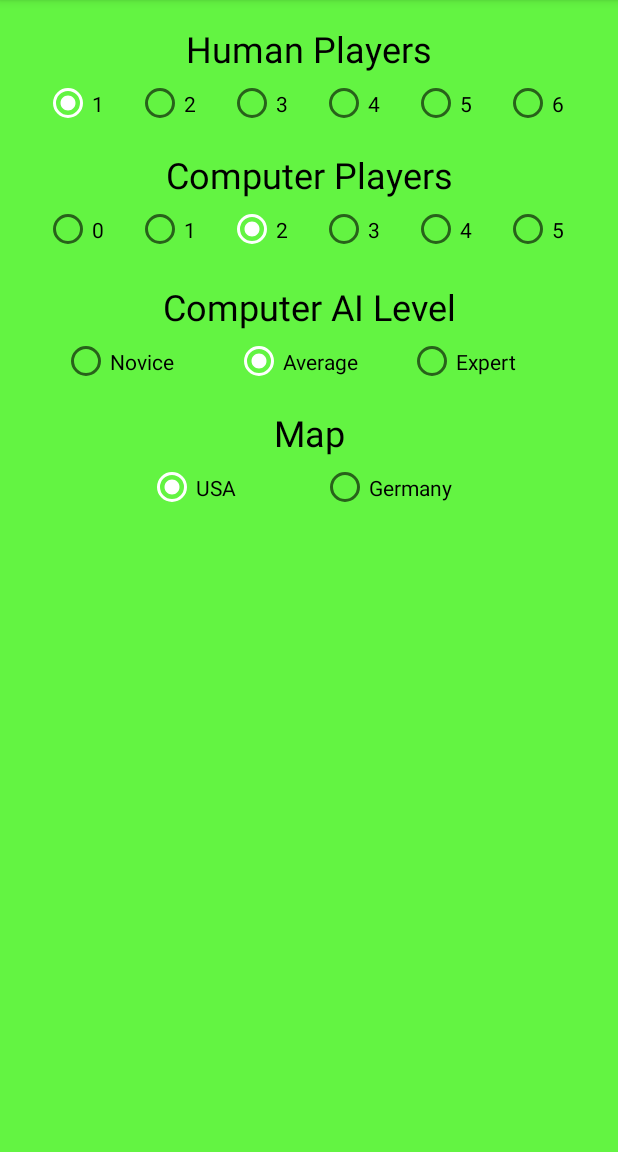
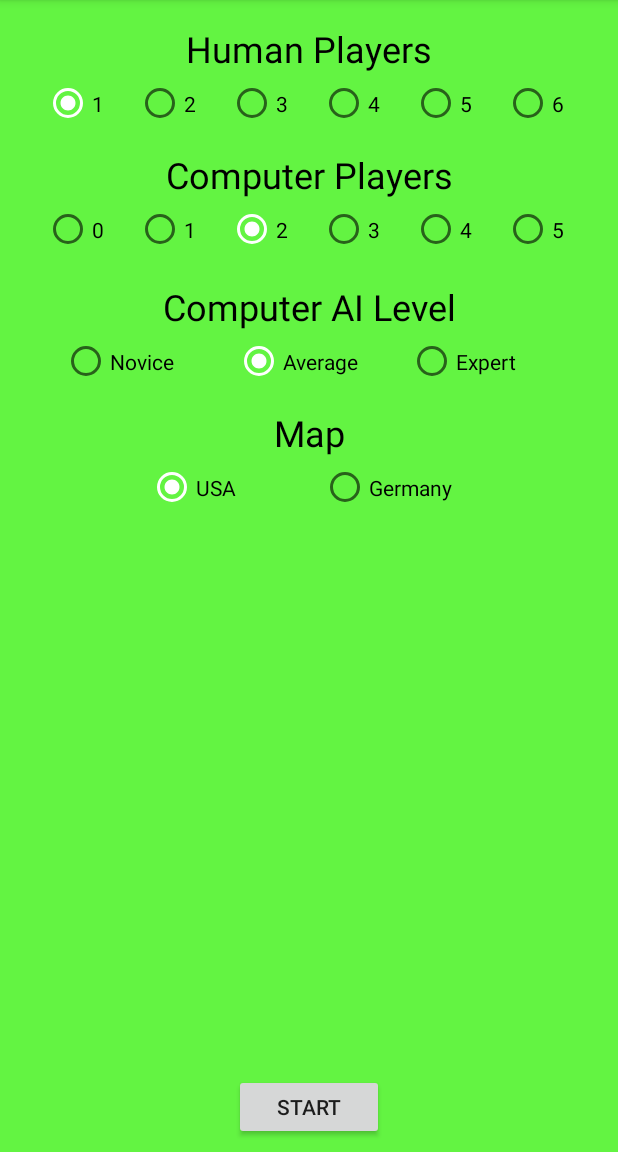
Before and after one commit to dpshaw6/PowerGrid, an Android app: the CreateNewGame screen opened directly, with no data from a screen before it, on a phone screen of 412 x 824 dp, the part 84-1236 px from its top. Run offline under Robolectric (Android 15) with nearby library versions, the phone set to English and light mode, and no system bars.

Commit message:
Start button added to 'New Game' screen.

```diff
--- a/app/src/main/res/layout/activity_createnewgame.xml
+++ b/app/src/main/res/layout/activity_createnewgame.xml
@@ -234,4 +234,16 @@
             android:text="@string/map_germany" />
 
     </RadioGroup>
+
+    <Button
+        android:id="@+id/buttonStart"
+        android:layout_width="100dp"
+        android:layout_height="44dp"
+        android:layout_marginBottom="8dp"
+        android:layout_marginEnd="8dp"
+        android:layout_marginStart="8dp"
+        android:text="@string/start_button"
+        app:layout_constraintBottom_toBottomOf="parent"
+        app:layout_constraintEnd_toEndOf="parent"
+        app:layout_constraintStart_toStartOf="parent" />
 </android.support.constraint.ConstraintLayout>
--- a/app/src/main/res/values/strings.xml
+++ b/app/src/main/res/values/strings.xml
@@ -12,6 +12,8 @@
     <string name="expert_ai_text">Expert</string>
     <string name="map_name_text">Map</string>
 
+    <string name="start_button">Start</string>
+
     <string name="map_us">USA</string>
     <string name="map_germany">Germany</string>
 
```
